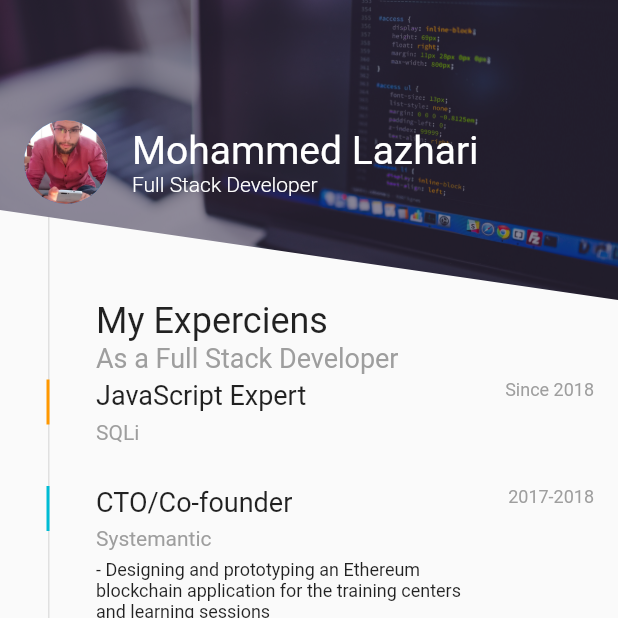
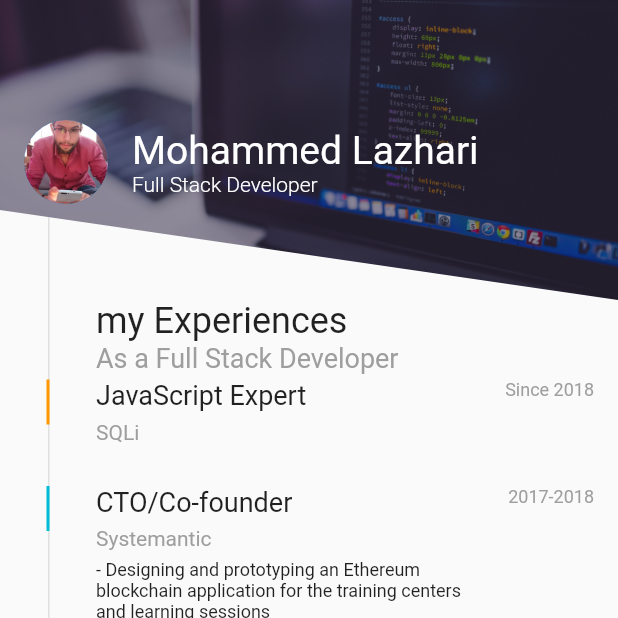
Before and after one commit to Lazhari/resume-app-flutter, a Flutter app: the screen it shows after launch, on a phone screen of 412 x 824 dp, the top half of it. Run offline on Flutter 3.47's test engine with Material 2 defaults, Android fonts, the phone set to English and light mode, and no system bars.

Commit message:
Fixing typo errors

```diff
--- a/lib/ui/main_page.dart
+++ b/lib/ui/main_page.dart
@@ -129,7 +129,7 @@ class _MainPageState extends State<MainPage> {
           crossAxisAlignment: CrossAxisAlignment.start,
           children: <Widget>[
             new Text(
-              'My Experciens',
+              'my Experiences',
               style: new TextStyle(fontSize: 24.0),
             ),
             new Text('As a Full Stack Developer',
```
Also changed, not shown: resume_app.png.
